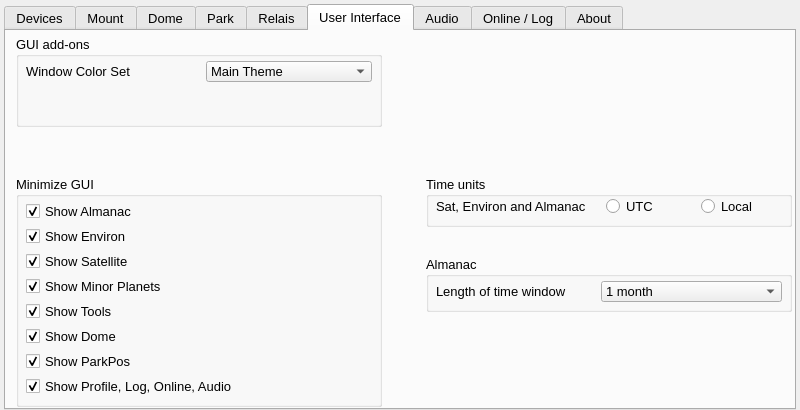
First picture: the form in src_add/widgets/setting.ui, repository mworion/MountWizzard4, before the edit.
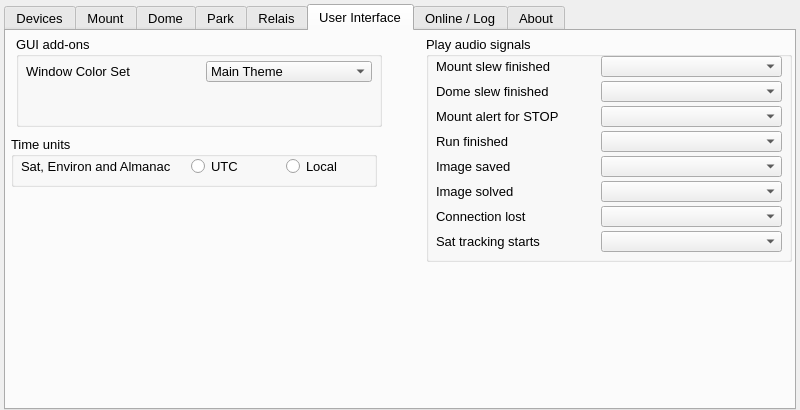
Second picture: the form after the edit. The open tabs and pages were chosen to show the change.

Patch:
```diff
--- a/src_add/widgets/setting.ui
+++ b/src_add/widgets/setting.ui
@@ -6192,88 +6192,14 @@
         </item>
        </widget>
       </widget>
-      <widget class="QGroupBox" name="GroupAlamanc">
-       <property name="geometry">
-        <rect>
-         <x>420</x>
-         <y>225</y>
-         <width>366</width>
-         <height>56</height>
-        </rect>
-       </property>
-       <property name="title">
-        <string>Almanac</string>
-       </property>
-       <property name="large" stdset="0">
-        <bool>true</bool>
-       </property>
-       <widget class="QComboBox" name="almanacPrediction">
-        <property name="geometry">
-         <rect>
-          <x>175</x>
-          <y>25</y>
-          <width>181</width>
-          <height>21</height>
-         </rect>
-        </property>
-        <property name="toolTip">
-         <string>&lt;html&gt;&lt;head/&gt;&lt;body&gt;&lt;p&gt;Selects the prediction time of the twilight almanac. Shorter time improves redering speed.&lt;/p&gt;&lt;/body&gt;&lt;/html&gt;</string>
-        </property>
-        <item>
-         <property name="text">
-          <string>1 month</string>
-         </property>
-        </item>
-        <item>
-         <property name="text">
-          <string>2 months</string>
-         </property>
-        </item>
-        <item>
-         <property name="text">
-          <string>3 months</string>
-         </property>
-        </item>
-        <item>
-         <property name="text">
-          <string>6 months</string>
-         </property>
-        </item>
-        <item>
-         <property name="text">
-          <string>1 year</string>
-         </property>
-        </item>
-       </widget>
-       <widget class="QLabel" name="label_224">
-        <property name="geometry">
-         <rect>
-          <x>10</x>
-          <y>25</y>
-          <width>161</width>
-          <height>21</height>
-         </rect>
-        </property>
-        <property name="font">
-         <font>
-          <family>Arial</family>
-          <pointsize>10</pointsize>
-          <bold>false</bold>
-         </font>
-        </property>
-        <property name="text">
-         <string>Length of time window</string>
-        </property>
-       </widget>
-      </widget>
       <widget class="QGroupBox" name="automateGroup_2">
        <property name="enabled">
         <bool>true</bool>
        </property>
        <property name="geometry">
         <rect>
-         <x>420</x>
-         <y>145</y>
+         <x>5</x>
+         <y>105</y>
          <width>366</width>
          <height>51</height>
         </rect>
@@ -6422,272 +6348,10 @@
         </property>
        </widget>
       </widget>
-      <widget class="QGroupBox" name="minimizeGUIGroup">
-       <property name="enabled">
-        <bool>true</bool>
-       </property>
-       <property name="geometry">
-        <rect>
-         <x>10</x>
-         <y>145</y>
-         <width>366</width>
-         <height>231</height>
-        </rect>
-       </property>
-       <property name="title">
-        <string>Minimize GUI</string>
-       </property>
-       <property name="checkable">
-        <bool>false</bool>
-       </property>
-       <property name="checked">
-        <bool>false</bool>
-       </property>
-       <property name="large" stdset="0">
-        <bool>true</bool>
-       </property>
-       <widget class="QCheckBox" name="showTabSatellite">
-        <property name="geometry">
-         <rect>
-          <x>10</x>
-          <y>75</y>
-          <width>351</width>
-          <height>21</height>
-         </rect>
-        </property>
-        <property name="font">
-         <font>
-          <family>Arial</family>
-          <pointsize>10</pointsize>
-          <bold>false</bold>
-         </font>
-        </property>
-        <property name="mouseTracking">
-         <bool>false</bool>
-        </property>
-        <property name="toolTip">
-         <string>Show only beta versions of MountWizzard4</string>
-        </property>
-        <property name="text">
-         <string>Show Satellite</string>
-        </property>
-        <property name="checked">
-         <bool>true</bool>
-        </property>
-       </widget>
-       <widget class="QCheckBox" name="showTabMPC">
-        <property name="geometry">
-         <rect>
-          <x>10</x>
-          <y>100</y>
-          <width>351</width>
-          <height>21</height>
-         </rect>
-        </property>
-        <property name="font">
-         <font>
-          <family>Arial</family>
-          <pointsize>10</pointsize>
-          <bold>false</bold>
-         </font>
-        </property>
-        <property name="mouseTracking">
-         <bool>false</bool>
-        </property>
-        <property name="toolTip">
-         <string>Show only beta versions of MountWizzard4</string>
-        </property>
-        <property name="text">
-         <string>Show Minor Planets</string>
-        </property>
-        <property name="checked">
-         <bool>true</bool>
-        </property>
-       </widget>
-       <widget class="QCheckBox" name="showTabTools">
-        <property name="geometry">
-         <rect>
-          <x>10</x>
-          <y>125</y>
-          <width>351</width>
-          <height>21</height>
-         </rect>
-        </property>
-        <property name="font">
-         <font>
-          <family>Arial</family>
-          <pointsize>10</pointsize>
-          <bold>false</bold>
-         </font>
-        </property>
-        <property name="mouseTracking">
-         <bool>false</bool>
-        </property>
-        <property name="toolTip">
-         <string>Show only beta versions of MountWizzard4</string>
-        </property>
-        <property name="text">
-         <string>Show Tools</string>
-        </property>
-        <property name="checked">
-         <bool>true</bool>
-        </property>
-       </widget>
-       <widget class="QCheckBox" name="showTabDome">
-        <property name="geometry">
-         <rect>
-          <x>10</x>
-          <y>150</y>
-          <width>351</width>
-          <height>21</height>
-         </rect>
-        </property>
-        <property name="font">
-         <font>
-          <family>Arial</family>
-          <pointsize>10</pointsize>
-          <bold>false</bold>
-         </font>
-        </property>
-        <property name="mouseTracking">
-         <bool>false</bool>
-        </property>
-        <property name="toolTip">
-         <string>Show only beta versions of MountWizzard4</string>
-        </property>
-        <property name="text">
-         <string>Show Dome</string>
-        </property>
-        <property name="checked">
-         <bool>true</bool>
-        </property>
-       </widget>
-       <widget class="QCheckBox" name="showTabParkPos">
-        <property name="geometry">
-         <rect>
-          <x>10</x>
-          <y>175</y>
-          <width>351</width>
-          <height>21</height>
-         </rect>
-        </property>
-        <property name="font">
-         <font>
-          <family>Arial</family>
-          <pointsize>10</pointsize>
-          <bold>false</bold>
-         </font>
-        </property>
-        <property name="mouseTracking">
-         <bool>false</bool>
-        </property>
-        <property name="toolTip">
-         <string>Show only beta versions of MountWizzard4</string>
-        </property>
-        <property name="text">
-         <string>Show ParkPos</string>
-        </property>
-        <property name="checked">
-         <bool>true</bool>
-        </property>
-       </widget>
-       <widget class="QCheckBox" name="showTabProfile">
-        <property name="geometry">
-         <rect>
-          <x>10</x>
-          <y>200</y>
-          <width>351</width>
-          <height>21</height>
-         </rect>
-        </property>
-        <property name="font">
-         <font>
-          <family>Arial</family>
-          <pointsize>10</pointsize>
-          <bold>false</bold>
-         </font>
-        </property>
-        <property name="mouseTracking">
-         <bool>false</bool>
-        </property>
-        <property name="toolTip">
-         <string>Show only beta versions of MountWizzard4</string>
-        </property>
-        <property name="text">
-         <string>Show Profile, Log, Online, Audio</string>
-        </property>
-        <property name="checked">
-         <bool>true</bool>
-        </property>
-       </widget>
-       <widget class="QCheckBox" name="showTabAlmanac">
-        <property name="geometry">
-         <rect>
-          <x>10</x>
-          <y>25</y>
-          <width>351</width>
-          <height>21</height>
-         </rect>
-        </property>
-        <property name="font">
-         <font>
-          <family>Arial</family>
-          <pointsize>10</pointsize>
-          <bold>false</bold>
-         </font>
-        </property>
-        <property name="mouseTracking">
-         <bool>false</bool>
-        </property>
-        <property name="toolTip">
-         <string>Show only beta versions of MountWizzard4</string>
-        </property>
-        <property name="text">
-         <string>Show Almanac</string>
-        </property>
-        <property name="checked">
-         <bool>true</bool>
-        </property>
-       </widget>
-       <widget class="QCheckBox" name="showTabEnviron">
-        <property name="geometry">
-         <rect>
-          <x>10</x>
-          <y>50</y>
-          <width>351</width>
-          <height>21</height>
-         </rect>
-        </property>
-        <property name="font">
-         <font>
-          <family>Arial</family>
-          <pointsize>10</pointsize>
-          <bold>false</bold>
-         </font>
-        </property>
-        <property name="mouseTracking">
-         <bool>false</bool>
-        </property>
-        <property name="toolTip">
-         <string>Show only beta versions of MountWizzard4</string>
-        </property>
-        <property name="text">
-         <string>Show Environ</string>
-        </property>
-        <property name="checked">
-         <bool>true</bool>
-        </property>
-       </widget>
-      </widget>
-     </widget>
-     <widget class="QWidget" name="Audio">
-      <attribute name="title">
-       <string>Audio</string>
-      </attribute>
       <widget class="QGroupBox" name="AudioGroup">
        <property name="geometry">
         <rect>
-         <x>10</x>
+         <x>420</x>
          <y>5</y>
          <width>366</width>
          <height>226</height>
```
